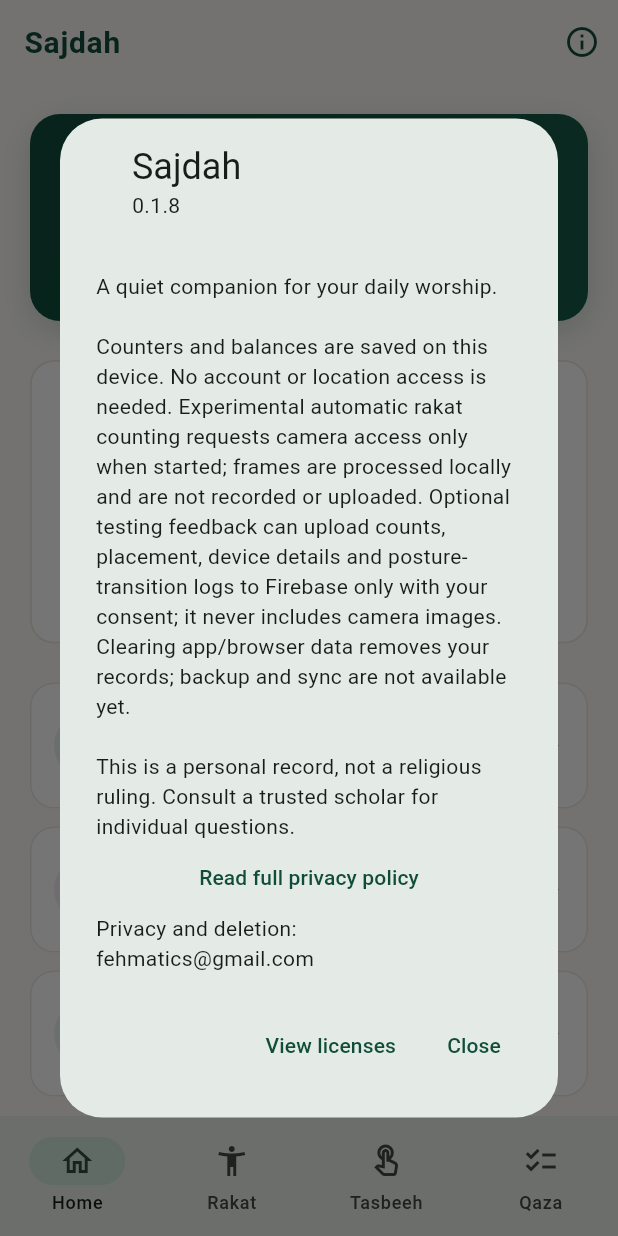
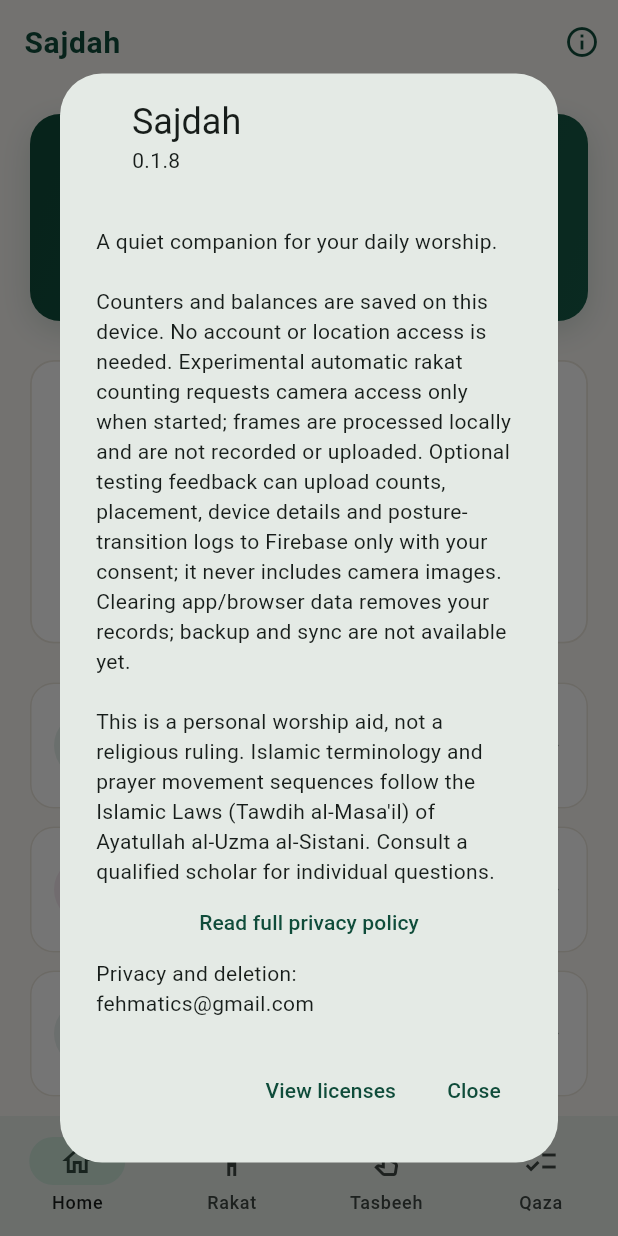
Before and after one commit to itsjohn9-cell/sajdah, a Flutter app: the screen it shows after launch, after a tap on the "info outline" icon, on a phone screen of 412 x 824 dp. Run offline on Flutter 3.47's test engine with Material 3 defaults, Android fonts, the light colour scheme and no system bars; our stand-ins replace audioplayers, shared_preferences, web; missing offline and left inert: dart:js_interop.

Commit message:
docs(fiqh): establish Ayatullah Sistani's Islamic Laws as the canonical source for all Islamic terms

```diff
--- a/lib/src/app.dart
+++ b/lib/src/app.dart
@@ -94,8 +94,10 @@
                       'only with your consent; it never includes camera images. '
                       'Clearing app/browser data removes your records; '
                       'backup and sync are not available yet.\n\n'
-                      'This is a personal record, not a religious ruling. '
-                      'Consult a trusted scholar for individual questions.',
+                      'This is a personal worship aid, not a religious ruling. '
+                      'Islamic terminology and prayer movement sequences follow '
+                      'the Islamic Laws (Tawdih al-Masa\'il) of Ayatullah al-Uzma al-Sistani. '
+                      'Consult a qualified scholar for individual questions.',
                     ),
                     TextButton(
                       onPressed: _openPrivacyPolicy,
```
Also changed, not shown: 2 other files.
